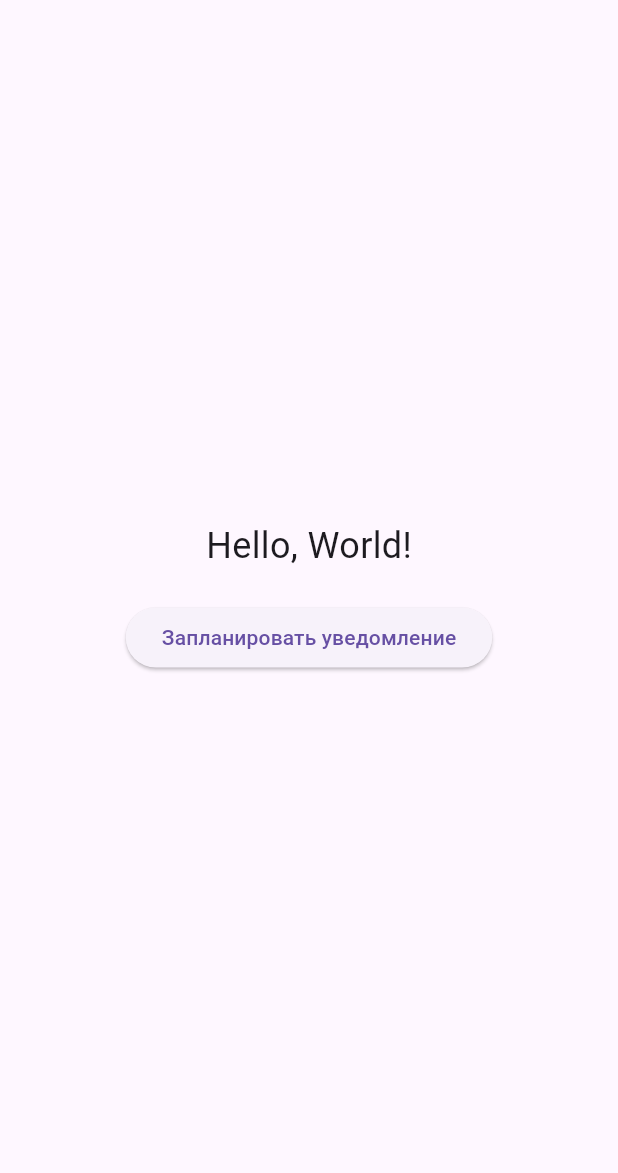
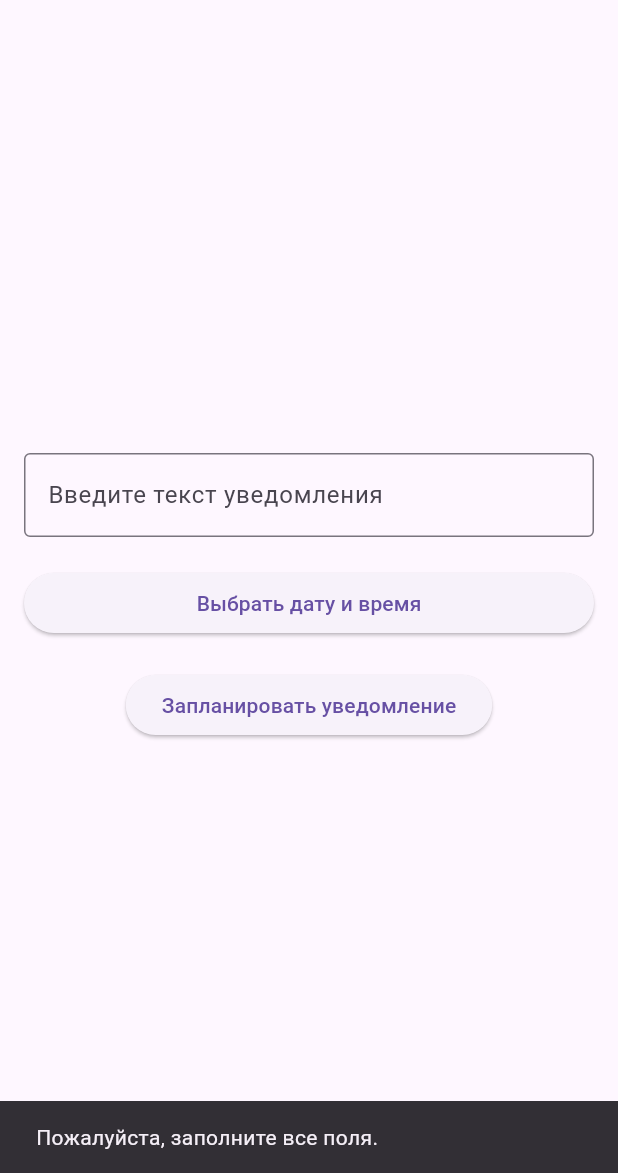
Before and after one commit to NAZARKHMEL/Remindly, a Flutter app: the screen it shows after launch, after a tap on "Запланировать уведомление", on a phone screen of 412 x 824 dp, the part 63-1236 px from its top. Run offline on Flutter 3.47's test engine with Material 3 defaults, Android fonts, the phone set to English and light mode, and no system bars; our stand-ins replace flutter_local_notifications, timezone.

```diff
--- a/lib/main.dart
+++ b/lib/main.dart
@@ -30,16 +30,17 @@ class HelloWorldPage extends StatefulWidget {
 class _HelloWorldPageState extends State<HelloWorldPage> {
   final FlutterLocalNotificationsPlugin flutterLocalNotificationsPlugin =
       FlutterLocalNotificationsPlugin();
+  final TextEditingController _messageController = TextEditingController();
+  DateTime? _selectedDateTime;
 
   @override
   void initState() {
     super.initState();
     tz_data.initializeTimeZones();
     _initializeNotifications();
-    requestIOSPermissions();  // Запрос разрешений на уведомления
+    requestIOSPermissions();
   }
 
-  // Инициализация уведомлений для iOS с использованием DarwinInitializationSettings
   void _initializeNotifications() async {
     final DarwinInitializationSettings darwinInitializationSettings =
         DarwinInitializationSettings(
@@ -49,13 +50,12 @@ class _HelloWorldPageState extends State<HelloWorldPage> {
     );
 
     final InitializationSettings initializationSettings = InitializationSettings(
-      iOS: darwinInitializationSettings,  // iOS и другие устройства Apple
+      iOS: darwinInitializationSettings,
     );
 
     await flutterLocalNotificationsPlugin.initialize(initializationSettings);
   }
 
-  // Запрос разрешений на уведомления для iOS
   Future<void> requestIOSPermissions() async {
     final bool? result = await flutterLocalNotificationsPlugin
         .resolvePlatformSpecificImplementation<IOSFlutterLocalNotificationsPlugin>()
@@ -72,14 +72,15 @@ class _HelloWorldPageState extends State<HelloWorldPage> {
     }
   }
 
-  // Метод для отправки уведомления в заданное время и с заданным содержанием
   Future<void> sendScheduledNotification(DateTime scheduledDate, String message) async {
     final DarwinNotificationDetails darwinNotificationDetails = DarwinNotificationDetails();
 
     final NotificationDetails notificationDetails = NotificationDetails(
       iOS: darwinNotificationDetails,
     );
+
     int notificationId = DateTime.now().millisecondsSinceEpoch.remainder(100000);
+
     await flutterLocalNotificationsPlugin.zonedSchedule(
       notificationId,
       'Напоминание',
@@ -87,9 +88,36 @@ class _HelloWorldPageState extends State<HelloWorldPage> {
       tz.TZDateTime.from(scheduledDate, tz.local),
       notificationDetails,
       payload: 'custom_payload',
-      uiLocalNotificationDateInterpretation:
-          UILocalNotificationDateInterpretation.absoluteTime,
+      uiLocalNotificationDateInterpretation: UILocalNotificationDateInterpretation.absoluteTime,
     );
+  }
+
+  Future<void> _selectDateTime(BuildContext context) async {
+    final DateTime? pickedDate = await showDatePicker(
+      context: context,
+      initialDate: DateTime.now(),
+      firstDate: DateTime.now(),
+      lastDate: DateTime(2100),
+    );
+
+    if (pickedDate != null) {
+      final TimeOfDay? pickedTime = await showTimePicker(
+        context: context,
+        initialTime: TimeOfDay.now(),
+      );
+
+      if (pickedTime != null) {
+        setState(() {
+          _selectedDateTime = DateTime(
+            pickedDate.year,
+            pickedDate.month,
+            pickedDate.day,
+            pickedTime.hour,
+            pickedTime.minute,
+          );
+        });
+      }
+    }
   }
 
   @override
@@ -98,21 +126,46 @@ class _HelloWorldPageState extends State<HelloWorldPage> {
       appBar: AppBar(
         title: Text('Notification App'),
       ),
-      body: Center(
+      body: Padding(
+        padding: const EdgeInsets.all(16.0),
         child: Column(
           mainAxisAlignment: MainAxisAlignment.center,
           children: [
-            Text(
-              'Hello, World!',
-              style: TextStyle(fontSize: 24),
+            TextField(
+              controller: _messageController,
+              decoration: InputDecoration(
+                border: OutlineInputBorder(),
+                labelText: 'Введите текст уведомления',
+              ),
+            ),
+            SizedBox(height: 20),
+            Row(
+              children: [
+                Expanded(
+                  child: ElevatedButton(
+                    onPressed: () => _selectDateTime(context),
+                    child: Text(
+                      _selectedDateTime == null
+                          ? 'Выбрать дату и время'
+                          : DateFormat('yyyy-MM-dd HH:mm').format(_selectedDateTime!),
+                    ),
+                  ),
+                ),
+              ],
             ),
             SizedBox(height: 20),
             ElevatedButton(
               onPressed: () {
-                // Пример: Отправляем уведомление через 10 секунд с заданным текстом
-                DateTime scheduledDate = DateTime.now().add(Duration(seconds: 10));
-                String message = 'Это уведомление для вас!';
-                sendScheduledNotification(scheduledDate, message);
+                if (_messageController.text.isNotEmpty && _selectedDateTime != null) {
+                  sendScheduledNotification(_selectedDateTime!, _messageController.text);
+                  ScaffoldMessenger.of(context).showSnackBar(SnackBar(
+                    content: Text('Уведомление запланировано!'),
+                  ));
+                } else {
+                  ScaffoldMessenger.of(context).showSnackBar(SnackBar(
+                    content: Text('Пожалуйста, заполните все поля.'),
+                  ));
+                }
               },
               child: Text('Запланировать уведомление'),
             ),
```
